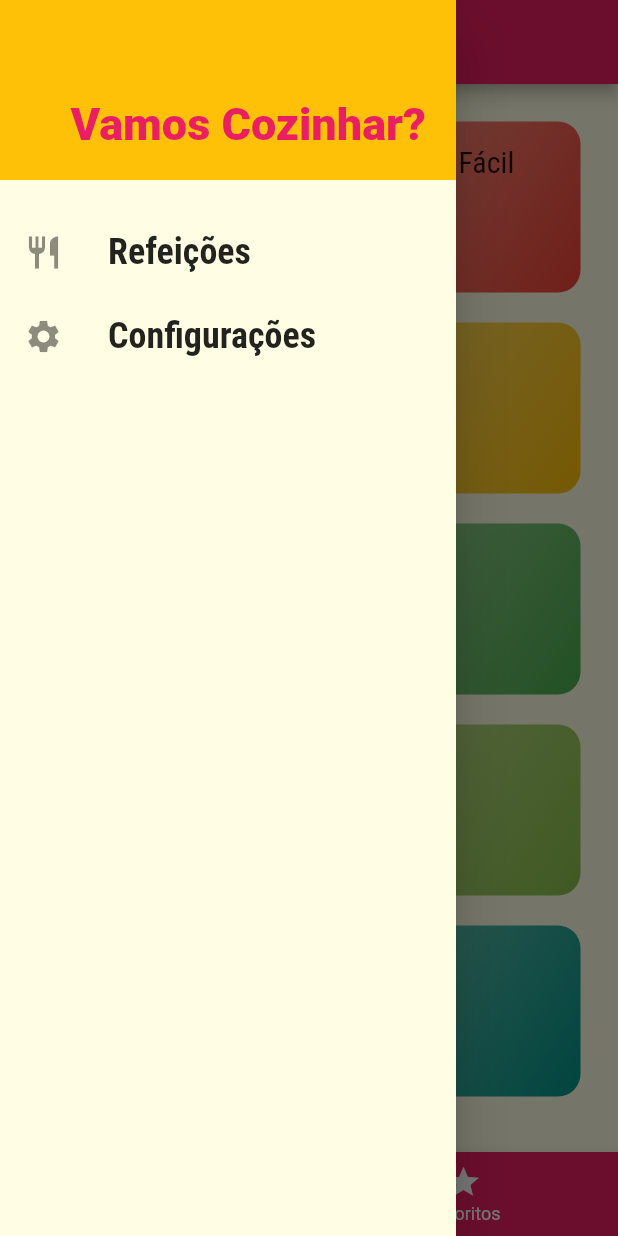
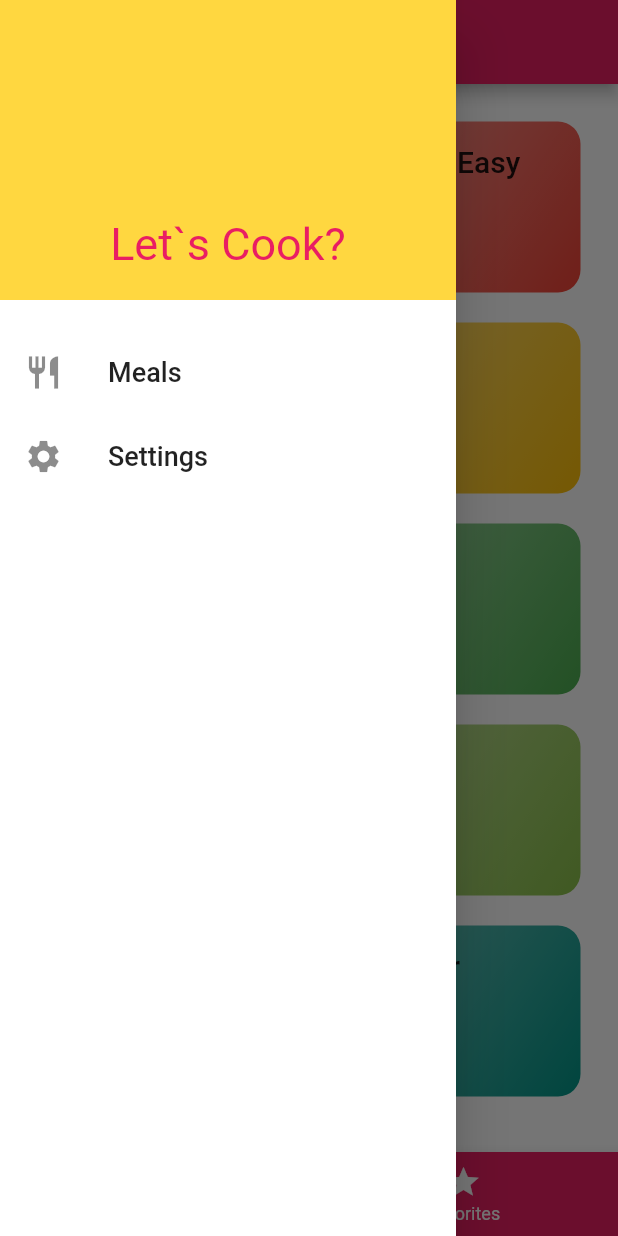
Before and after one commit to jeehmilena/MealsApp, a Flutter app: the screen it shows after launch, with the side drawer open, on a phone screen of 412 x 824 dp. Run offline on Flutter 3.47's test engine with Material 2 defaults, Android fonts, the phone set to English and light mode, and no system bars; Roboto replaces fonts that are missing (Raleway-Regular).

Commit message:
tradução

```diff
--- a/meals/lib/components/main_drawer.dart
+++ b/meals/lib/components/main_drawer.dart
@@ -1,4 +1,5 @@
 import 'package:flutter/material.dart';
+
 import '../utils/app_routes.dart';
 
 class MainDrawer extends StatelessWidget {
@@ -13,9 +14,8 @@ class MainDrawer extends StatelessWidget {
       title: Text(
         label,
         style: const TextStyle(
-          fontFamily: 'RobotoCondensed',
-          fontSize: 24,
-          fontWeight: FontWeight.bold,
+          fontFamily: 'Raleway-Regular',
+          fontSize: 18,
         ),
       ),
       onTap: onTap,
@@ -28,15 +28,15 @@ class MainDrawer extends StatelessWidget {
       child: Column(
         children: [
           Container(
-            height: 120,
+            height: 200,
             width: double.infinity,
             padding: const EdgeInsets.all(20),
             color: Theme.of(context).colorScheme.secondary,
-            alignment: Alignment.bottomRight,
+            alignment: Alignment.bottomCenter,
             child: Text(
-              'Vamos Cozinhar?',
+              'Let`s Cook?',
               style: TextStyle(
-                fontWeight: FontWeight.w900,
+                fontWeight: FontWeight.w400,
                 fontSize: 30,
                 color: Theme.of(context).colorScheme.primary,
               ),
@@ -45,14 +45,13 @@ class MainDrawer extends StatelessWidget {
           const SizedBox(height: 20),
           _createItem(
             Icons.restaurant,
-            'Refeições',
+            'Meals',
             () => Navigator.of(context).pushReplacementNamed(AppRoutes.home),
           ),
           _createItem(
             Icons.settings,
-            'Configurações',
-            () =>
-                Navigator.of(context).pushReplacementNamed(AppRoutes.settings),
+            'Settings',
+            () => Navigator.of(context).pushReplacementNamed(AppRoutes.settings),
           ),
         ],
       ),
--- a/meals/lib/data/dummy_data.dart
+++ b/meals/lib/data/dummy_data.dart
@@ -1,16 +1,17 @@
 import 'package:flutter/material.dart';
+
 import '../models/category.dart';
 import '../models/meal.dart';
 
 const dummyCategories = [
   Category(
     id: 'c1',
-    title: 'Italiano',
+    title: 'Italian',
     color: Colors.purple,
   ),
   Category(
     id: 'c2',
-    title: 'Rápido & Fácil',
+    title: 'Quick & Easy',
     color: Colors.red,
   ),
   Category(
@@ -20,37 +21,37 @@ const dummyCategories = [
   ),
   Category(
     id: 'c4',
-    title: 'Alemã',
+    title: 'German',
     color: Colors.amber,
   ),
   Category(
     id: 'c5',
-    title: 'Leve & Saudável',
+    title: 'Light & Healthy',
     color: Colors.indigo,
   ),
   Category(
     id: 'c6',
-    title: 'Exótica',
+    title: 'Exotic',
     color: Colors.green,
   ),
   Category(
     id: 'c7',
-    title: 'Café da Manhã',
+    title: 'Breakfast',
     color: Colors.lightBlue,
   ),
   Category(
     id: 'c8',
-    title: 'Asiática',
+    title: 'Asian',
     color: Colors.lightGreen,
   ),
   Category(
     id: 'c9',
-    title: 'Francesa',
+    title: 'French',
     color: Colors.pink,
   ),
   Category(
     id: 'c10',
-    title: 'Verão',
+    title: 'Summer',
     color: Colors.teal,
   ),
 ];
@@ -93,8 +94,7 @@ const dummyMeals = [
     title: 'Toast Hawaii',
     cost: Cost.cheap,
     complexity: Complexity.simple,
-    imageUrl:
-        'https://cdn.pixabay.com/photo/2018/07/11/21/51/toast-3532016_1280.jpg',
+    imageUrl: 'https://cdn.pixabay.com/photo/2018/07/11/21/51/toast-3532016_1280.jpg',
     duration: 10,
     ingredients: [
       '1 Slice White Bread',
@@ -119,8 +119,7 @@ const dummyMeals = [
     title: 'Classic Hamburger',
     cost: Cost.fair,
     complexity: Complexity.simple,
-    imageUrl:
-        'https://cdn.pixabay.com/photo/2014/10/23/18/05/burger-500054_1280.jpg',
+    imageUrl: 'https://cdn.pixabay.com/photo/2014/10/23/18/05/burger-500054_1280.jpg',
     duration: 45,
     ingredients: [
       '300g Cattle Hack',
@@ -148,8 +147,7 @@ const dummyMeals = [
     title: 'Wiener Schnitzel',
     cost: Cost.expensive,
     complexity: Complexity.medium,
-    imageUrl:
-        'https://cdn.pixabay.com/photo/2018/03/31/19/29/schnitzel-3279045_1280.jpg',
+    imageUrl: 'https://cdn.pixabay.com/photo/2018/03/31/19/29/schnitzel-3279045_1280.jpg',
     duration: 60,
     ingredients: [
       '8 Veal Cutlets',
@@ -181,8 +179,7 @@ const dummyMeals = [
     title: 'Salad with Smoked Salmon',
     cost: Cost.expensive,
     complexity: Complexity.simple,
-    imageUrl:
-        'https://cdn.pixabay.com/photo/2016/10/25/13/29/smoked-salmon-salad-1768890_1280.jpg',
+    imageUrl: 'https://cdn.pixabay.com/photo/2016/10/25/13/29/smoked-salmon-salad-1768890_1280.jpg',
     duration: 15,
     ingredients: [
       'Arugula',
@@ -213,8 +210,7 @@ const dummyMeals = [
     title: 'Delicious Orange Mousse',
     cost: Cost.cheap,
     complexity: Complexity.difficult,
-    imageUrl:
-        'https://cdn.pixabay.com/photo/2017/05/01/05/18/pastry-2274750_1280.jpg',
+    imageUrl: 'https://cdn.pixabay.com/photo/2017/05/01/05/18/pastry-2274750_1280.jpg',
     duration: 240,
     ingredients: [
       '4 Sheets of Gelatine',
@@ -246,8 +242,7 @@ const dummyMeals = [
     title: 'Pancakes',
     cost: Cost.cheap,
     complexity: Complexity.simple,
-    imageUrl:
-        'https://cdn.pixabay.com/photo/2018/07/10/21/23/pancake-3529653_1280.jpg',
+    imageUrl: 'https://cdn.pixabay.com/photo/2018/07/10/21/23/pancake-3529653_1280.jpg',
     duration: 20,
     ingredients: [
       '1 1/2 Cups all-purpose Flour',
@@ -275,8 +270,7 @@ const dummyMeals = [
     title: 'Creamy Indian Chicken Curry',
     cost: Cost.fair,
     complexity: Complexity.medium,
-    imageUrl:
-        'https://cdn.pixabay.com/photo/2018/06/18/16/05/indian-food-3482749_1280.jpg',
+    imageUrl: 'https://cdn.pixabay.com/photo/2018/06/18/16/05/indian-food-3482749_1280.jpg',
     duration: 35,
     ingredients: [
       '4 Chicken Breasts',
@@ -306,8 +300,7 @@ const dummyMeals = [
     title: 'Chocolate Souffle',
     cost: Cost.cheap,
     complexity: Complexity.difficult,
-    imageUrl:
-        'https://cdn.pixabay.com/photo/2014/08/07/21/07/souffle-412785_1280.jpg',
+    imageUrl: 'https://cdn.pixabay.com/photo/2014/08/07/21/07/souffle-412785_1280.jpg',
     duration: 45,
     ingredients: [
       '1 Teaspoon melted Butter',
@@ -353,8 +346,7 @@ const dummyMeals = [
     title: 'Asparagus Salad with Cherry Tomatoes',
     cost: Cost.expensive,
     complexity: Complexity.simple,
-    imageUrl:
-        'https://cdn.pixabay.com/photo/2018/04/09/18/26/asparagus-3304997_1280.jpg',
+    imageUrl: 'https://cdn.pixabay.com/photo/2018/04/09/18/26/asparagus-3304997_1280.jpg',
     duration: 30,
     ingredients: [
       'White and Green Asparagus',
--- a/meals/lib/main.dart
+++ b/meals/lib/main.dart
@@ -1,12 +1,13 @@
 import 'package:flutter/material.dart';
-import 'screens/tabs_screen.dart';
+
+import 'data/dummy_data.dart';
+import 'models/meal.dart';
+import 'models/settings.dart';
 import 'screens/categories_meals_screen.dart';
 import 'screens/meal_detail_screen.dart';
 import 'screens/settings_screen.dart';
+import 'screens/tabs_screen.dart';
 import 'utils/app_routes.dart';
-import 'models/meal.dart';
-import 'models/settings.dart';
-import 'data/dummy_data.dart';
 
 void main() {
   runApp(const MyApp());
@@ -32,19 +33,14 @@ class _MyAppState extends State<MyApp> {
         final filterLactose = settings.isLactoseFree && !meal.isLactoseFree;
         final filterVegan = settings.isVegan && !meal.isVegan;
         final filterVegetarian = settings.isVegetarian && !meal.isVegetarian;
-        return !filterGluten &&
-            !filterLactose &&
-            !filterVegan &&
-            !filterVegetarian;
+        return !filterGluten && !filterLactose && !filterVegan && !filterVegetarian;
       }).toList();
     });
   }
 
   void _toggleFavorite(Meal meal) {
     setState(() {
-      _favoriteMeals.contains(meal)
-          ? _favoriteMeals.remove(meal)
-          : _favoriteMeals.add(meal);
+      _favoriteMeals.contains(meal) ? _favoriteMeals.remove(meal) : _favoriteMeals.add(meal);
     });
   }
 
@@ -55,27 +51,23 @@ class _MyAppState extends State<MyApp> {
   @override
   Widget build(BuildContext context) {
     return MaterialApp(
-      title: 'Vamos Cozinhar?',
+      title: 'Let`s cook?',
       theme: ThemeData(
-        colorScheme: ColorScheme.fromSwatch().copyWith(
-          primary: Colors.pink,
-          secondary: Colors.amber,
-        ),
-        canvasColor: const Color.fromRGBO(255, 254, 229, 1),
+        colorScheme:
+            ColorScheme.fromSwatch().copyWith(primary: Colors.pink, secondary: Colors.amberAccent),
+        canvasColor: Colors.white,
         fontFamily: 'Raleway',
         textTheme: ThemeData.light().textTheme.copyWith(
               headline6: const TextStyle(
                 fontSize: 20,
-                fontFamily: 'RobotoCondensed',
+                fontFamily: 'Raleway-Regular',
               ),
             ),
       ),
       routes: {
         AppRoutes.home: (ctx) => TabsScreen(_favoriteMeals),
-        AppRoutes.categoriesMeals: (ctx) =>
-            CategoriesMealsScreen(_availableMeals),
-        AppRoutes.mealDetail: (ctx) =>
-            MealDetailScreen(_toggleFavorite, _isFavorite),
+        AppRoutes.categoriesMeals: (ctx) => CategoriesMealsScreen(_availableMeals),
+        AppRoutes.mealDetail: (ctx) => MealDetailScreen(_toggleFavorite, _isFavorite),
         AppRoutes.settings: (ctx) => SettingsScreen(settings, _filterMeals),
       },
     );
--- a/meals/lib/screens/settings_screen.dart
+++ b/meals/lib/screens/settings_screen.dart
@@ -1,4 +1,5 @@
 import 'package:flutter/material.dart';
+
 import '../components/main_drawer.dart';
 import '../models/settings.dart';
 
@@ -6,8 +7,7 @@ class SettingsScreen extends StatefulWidget {
   final Settings settings;
   final Function(Settings) onSettingsChanged;
 
-  const SettingsScreen(this.settings, this.onSettingsChanged, {Key? key})
-      : super(key: key);
+  const SettingsScreen(this.settings, this.onSettingsChanged, {Key? key}) : super(key: key);
 
   @override
   State<SettingsScreen> createState() => _SettingsScreenState();
@@ -43,7 +43,7 @@ class _SettingsScreenState extends State<SettingsScreen> {
   Widget build(BuildContext context) {
     return Scaffold(
       appBar: AppBar(
-        title: const Text('Configurações'),
+        title: const Text('Settings'),
       ),
       drawer: const MainDrawer(),
       body: Column(
@@ -51,7 +51,7 @@ class _SettingsScreenState extends State<SettingsScreen> {
           Container(
             padding: const EdgeInsets.all(20),
             child: Text(
-              'Configurações',
+              'Set your settings',
               style: Theme.of(context).textTheme.headline6,
             ),
           ),
@@ -59,26 +59,26 @@ class _SettingsScreenState extends State<SettingsScreen> {
             child: ListView(
               children: [
                 _createSwitch(
-                  'Sem Glutén',
-                  'Só exibe refeições sem glúten!',
+                  'Gluten free',
+                  'Only displays gluten-free meals!',
                   settings!.isGlutenFree,
                   (value) => setState(() => settings!.isGlutenFree = value),
                 ),
                 _createSwitch(
-                  'Sem Lactose',
-                  'Só exibe refeições sem lactose!',
+                  'No Lactose',
+                  'Only display lactose-free meals!',
                   settings!.isLactoseFree,
                   (value) => setState(() => settings!.isLactoseFree = value),
                 ),
                 _createSwitch(
-                  'Vegana',
-                  'Só exibe refeições veganas!',
+                  'Vegan',
+                  'Only displays vegan meals!',
                   settings!.isVegan,
                   (value) => setState(() => settings!.isVegan = value),
                 ),
                 _createSwitch(
-                  'Vegetariana',
-                  'Só exibe refeições vegetarianas!',
+                  'Vegetarian',
+                  'Only displays vegetarian meals!',
                   settings!.isVegetarian,
                   (value) => setState(() => settings!.isVegetarian = value),
                 ),
--- a/meals/lib/screens/tabs_screen.dart
+++ b/meals/lib/screens/tabs_screen.dart
@@ -1,8 +1,9 @@
 import 'package:flutter/material.dart';
+
+import '../components/main_drawer.dart';
+import '../models/meal.dart';
 import 'categories_screen.dart';
 import 'favorite_screen.dart';
-import '../components/main_drawer.dart';
-import '../models/meal.dart';
 
 class TabsScreen extends StatefulWidget {
   final List<Meal> favoriteMeals;
@@ -23,11 +24,11 @@ class _TabsScreenState extends State<TabsScreen> {
     super.initState();
     _screens = [
       {
-        'title': 'Lista de Categorias',
+        'title': 'Category List',
         'screen': const CategoriesScreen(),
       },
       {
-        'title': 'Meus Favoritos',
+        'title': 'My Favorites',
         'screen': FavoriteScreen(widget.favoriteMeals),
       },
     ];
@@ -58,11 +59,11 @@ class _TabsScreenState extends State<TabsScreen> {
         items: const [
           BottomNavigationBarItem(
             icon: Icon(Icons.category),
-            label: 'Categorias',
+            label: 'Categories',
           ),
           BottomNavigationBarItem(
             icon: Icon(Icons.star),
-            label: 'Favoritos',
+            label: 'Favorites',
           ),
         ],
       ),
```
Also changed, not shown: meals/lib/models/meal.dart (+7 -7 lines), meals/lib/screens/favorite_screen.dart (+18 -2 lines), meals/lib/screens/meal_detail_screen.dart (+17 -10 lines).
